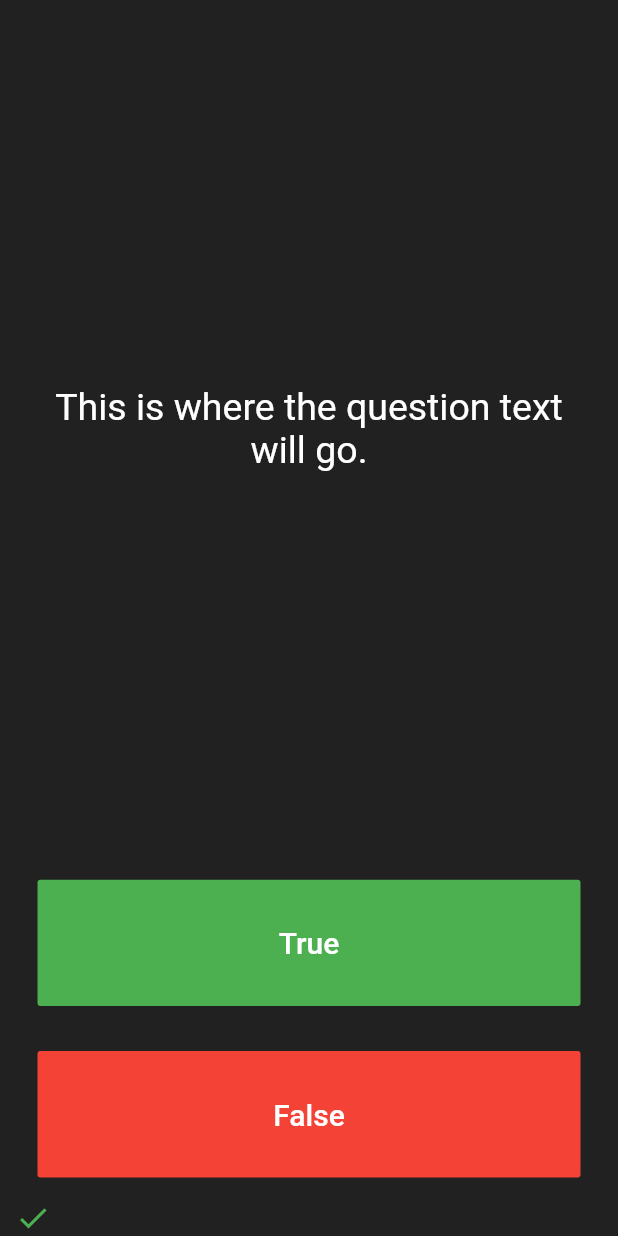
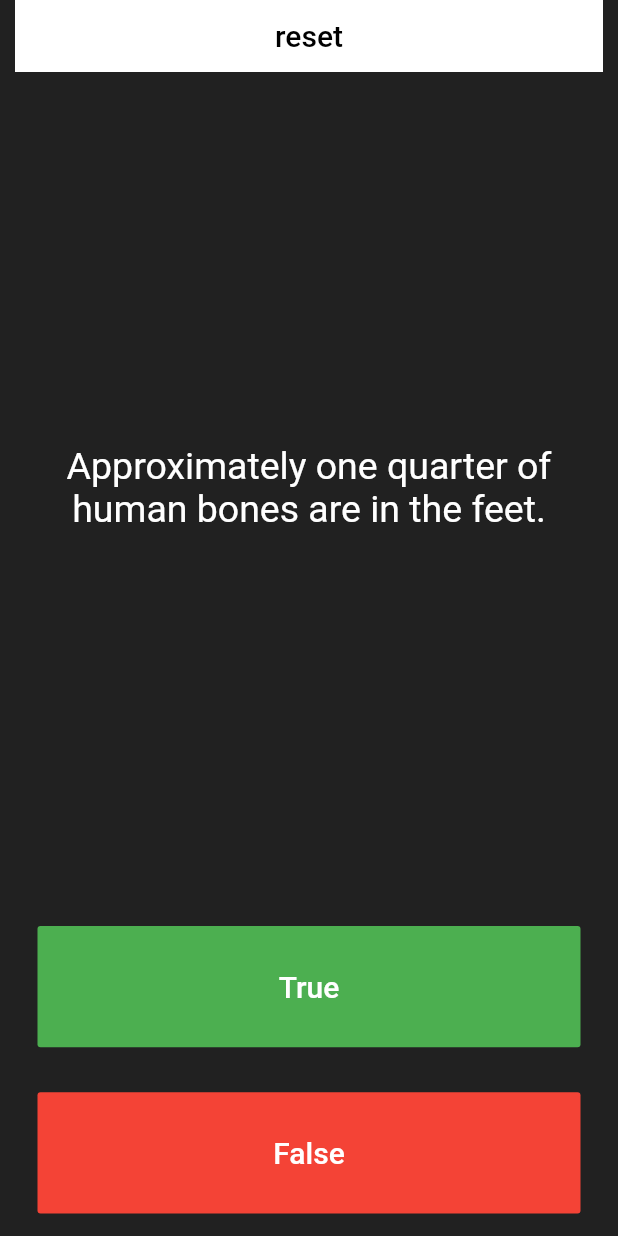
Before and after one commit to owengiri20/flutter_quiz, a Flutter app: the screen it shows after launch, after a tap on "True", on a phone screen of 412 x 824 dp. Run offline on Flutter 3.47's test engine with Material 2 defaults, Android fonts, the phone set to English and light mode, and no system bars.

Commit message:
nextQuestion rest functions

```diff
--- a/lib/main.dart
+++ b/lib/main.dart
@@ -25,22 +25,59 @@ class QuizPage extends StatefulWidget {
 }
 
 class _QuizPageState extends State<QuizPage> {
-  List scoreKeeper = <Icon>[
+  List scoreKeeper = <Icon>[];
 
+  List questions = <String>[
+    'You can lead a cow down stairs but not up stairs.',
+    'Approximately one quarter of human bones are in the feet.',
+    'A slug\'s blood is green.'
   ];
+
+  int questionNumber = 0;
+
+  void nextQuestion() {
+    setState(() {
+      if (questionNumber >= questions.length - 1) {
+      } else {
+        questionNumber++;
+      }
+    });
+  }
+
+  void reset() {
+    setState(() {
+      questionNumber = 0;
+    });
+  }
+
   @override
   Widget build(BuildContext context) {
     return Column(
       mainAxisAlignment: MainAxisAlignment.center,
       crossAxisAlignment: CrossAxisAlignment.stretch,
       children: <Widget>[
+        Container(
+          child: FlatButton(
+            onPressed: () {
+              reset();
+            },
+            child: Text(
+              "reset",
+              style: TextStyle(
+                color: Colors.black,
+                fontSize: 20,
+              ),
+            ),
+          ),
+          color: Colors.white,
+        ),
         Expanded(
           flex: 5,
           child: Padding(
             padding: EdgeInsets.all(10.0),
             child: Center(
               child: Text(
-                'This is where the question text will go.',
+                questions[questionNumber],
                 textAlign: TextAlign.center,
                 style: TextStyle(
                   fontSize: 25.0,
@@ -65,12 +102,7 @@ class _QuizPageState extends State<QuizPage> {
               ),
               onPressed: () {
                 //The user picked true.
-                setState(() {
-                  scoreKeeper.add(Icon(
-                    Icons.check,
-                    color: Colors.green,
-                  ));
-                });
+                nextQuestion();
               },
             ),
           ),
@@ -89,6 +121,7 @@ class _QuizPageState extends State<QuizPage> {
               ),
               onPressed: () {
                 //The user picked false.
+                nextQuestion();
               },
             ),
           ),
```
